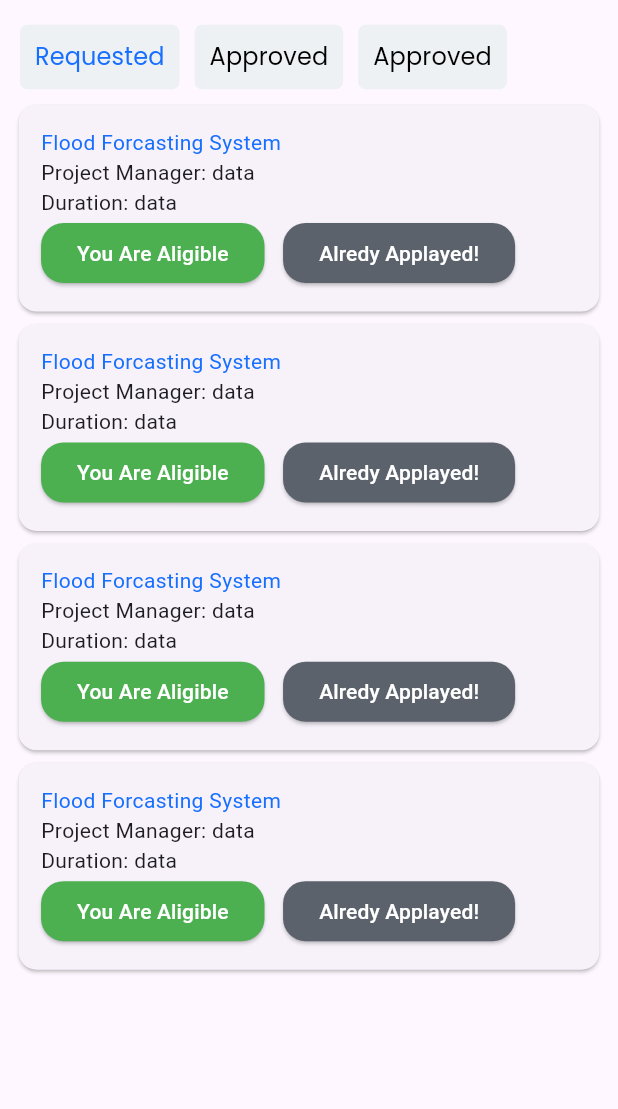
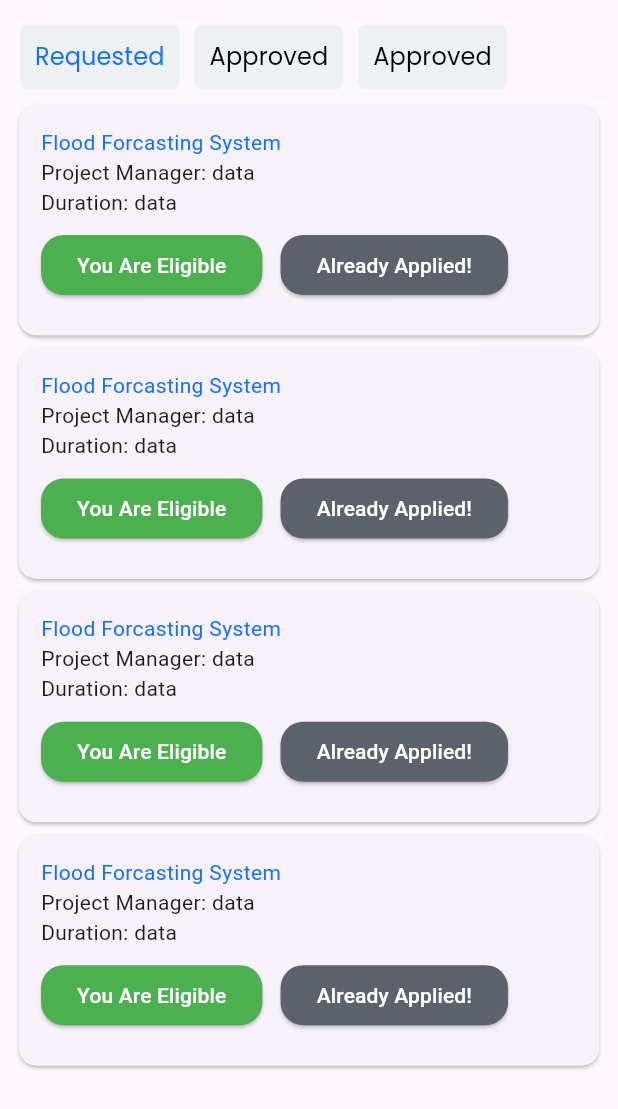
Before and after one commit to falguni-androidster/versa_tribe, a Flutter app: the ProjectScreen screen opened directly, on a phone screen of 412 x 824 dp. Shown: the top 1109 px of the screen. Run offline on Flutter 3.47's test engine with Material 3 defaults, Android fonts, the phone set to English and light mode, and no system bars; our stand-ins replace connectivity_plus, flutter_svg, google_sign_in, shared_preferences, timeline_tile; missing offline and left inert: flutter_facebook_auth; accounts and stored records are empty.

Commit message:
Start_Project_UI_0.1

```diff
--- a/lib/Screens/Home/project_screen.dart
+++ b/lib/Screens/Home/project_screen.dart
@@ -63,7 +63,7 @@ class _ProjectScreenState extends State<ProjectScreen> with SingleTickerProvider
           Expanded(
             child: TabBarView(
               controller: _tabController,
-              children: [
+              children: const [
                 ProjectDisplay(),Center(child: Text("two")),Center(child: Text("three"))
               ],
             ),
@@ -99,9 +99,9 @@ class _ProjectDisplayState extends State<ProjectDisplay> {
                  child: Column(
                    crossAxisAlignment: CrossAxisAlignment.start,
                    children: [
-                     Text("Flood Forcasting System",style: TextStyle(color: CustomColors.kBlueColor),),
-                     Text("Project Manager: data"),
-                     Text("Duration: data"),
+                     const Text("Flood Forcasting System",style: TextStyle(color: CustomColors.kBlueColor),),
+                     const Text("Project Manager: data"),
+                     const Text("Duration: data"),
                      Row(
                        mainAxisAlignment: MainAxisAlignment.start,
                        children: [
@@ -112,16 +112,19 @@ class _ProjectDisplayState extends State<ProjectDisplay> {
                                backgroundColor: Colors.green
                              ),
                              onPressed: (){},
-                             child: const Text("You Are Aligible",style: TextStyle(color: CustomColors.kWhiteColor,backgroundColor: Colors.green),)),
-                         SizedBox(width: size.width*0.03,),
-                         ElevatedButton(
+                             child: const Text("You Are Eligible",style: TextStyle(color: CustomColors.kWhiteColor),)),
+                         SizedBox(width: size.width*0.01,),
+                         Padding(
+                           padding: const EdgeInsets.all(8.0),
+                           child: ElevatedButton(
                                style: ElevatedButton.styleFrom(
                                    shape: RoundedRectangleBorder(
                                        borderRadius: BorderRadius.circular(15)),
                                    backgroundColor: CustomColors.kLightGrayColor
                                ),
                                onPressed: (){},
-                             child: const Text("Alredy Applayed!",style: TextStyle(color: CustomColors.kWhiteColor,backgroundColor: CustomColors.kLightGrayColor)))
+                               child: const Text("Already Applied!",style: TextStyle(color: CustomColors.kWhiteColor))),
+                         )
                        ],
                      )
                    ],
```
Also changed, not shown: pubspec.lock. Lines whose indentation alone changed are shown as unchanged.
